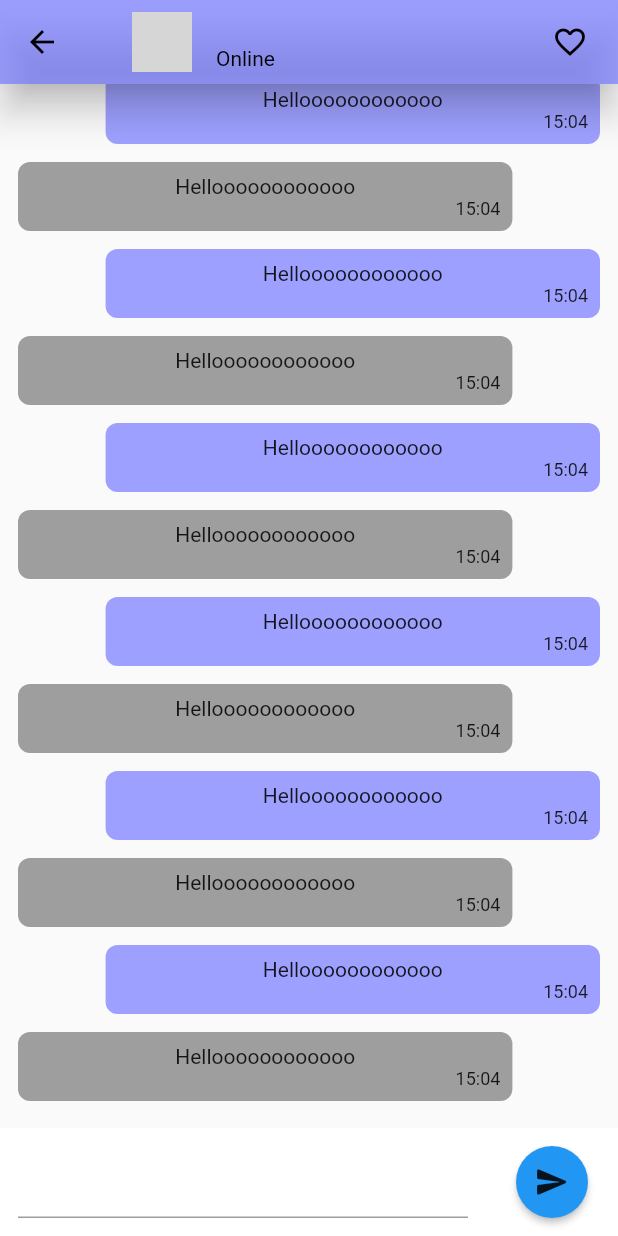
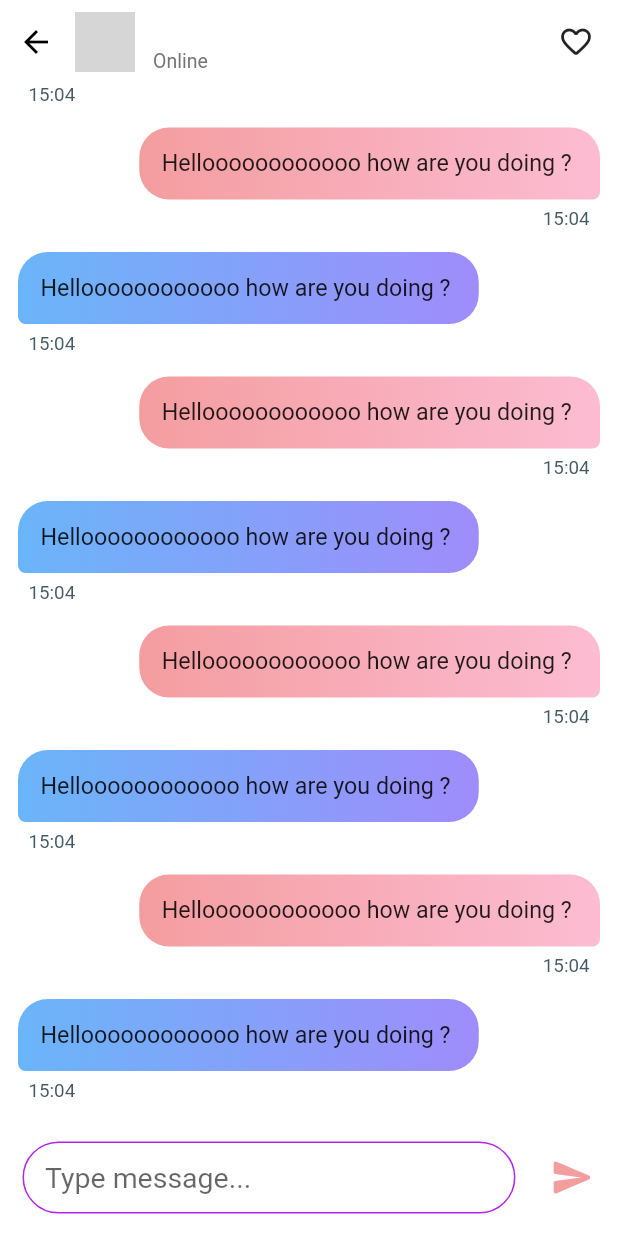
Before and after one commit to pareekshit28/NoFaces, a Flutter app: the ChatScreen screen opened directly with empty values, on a phone screen of 412 x 824 dp. Run offline on Flutter 3.47's test engine with Material 2 defaults, Android fonts, the phone set to English and light mode, and no system bars; our stand-ins replace flutter_svg; network calls fail; grey boxes are pictures that could not be loaded.

Commit message:
ChatScreen done

```diff
--- a/lib/main.dart
+++ b/lib/main.dart
@@ -2,6 +2,7 @@ import 'package:flutter/material.dart';
 import 'package:no_faces/pages/HomeScreen.dart';
 import 'package:no_faces/pages/LoginScreen.dart';
 import 'package:no_faces/pages/OnBoarding.dart';
+import 'package:no_faces/pages/InterestsScreen.dart';
 
 void main() {
   runApp(MyApp());
@@ -14,7 +15,7 @@ class MyApp extends StatelessWidget {
       debugShowCheckedModeBanner: false,
       title: 'No Faces',
       theme: ThemeData(primarySwatch: Colors.grey),
-      home: OnBoarding(),
+      home: HomeScreen(),
     );
   }
 }
--- a/lib/pages/ChatScreen.dart
+++ b/lib/pages/ChatScreen.dart
@@ -14,40 +14,97 @@ class _ChatScreenState extends State<ChatScreen> {
   Widget build(BuildContext context) {
     return Scaffold(
       appBar: AppBar(
-        backgroundColor: Color.fromRGBO(117, 121, 255, 0.7),
-        elevation: 10,
-        title: ListTile(
-          leading: InkWell(
-            onTap: () => Navigator.of(context),
-            child: CircleAvatar(
+        backgroundColor: Colors.white,
+        elevation: 0,
+        automaticallyImplyLeading: false,
+        flexibleSpace: SafeArea(
+          child: Container(
+            padding: EdgeInsets.only(right: 16),
+            child: Row(
+              children: <Widget>[
+                IconButton(
+                  onPressed: () {
+                    Navigator.pop(context);
+                  },
+                  icon: Icon(
+                    Icons.arrow_back,
+                    color: Colors.black,
+                  ),
+                ),
+                SizedBox(
+                  width: 2,
+                ),
+                CircleAvatar(
                   backgroundColor: Colors.transparent,
                   backgroundImage: NetworkImage(widget.dp),
                 ),
+                SizedBox(
+                  width: 12,
                 ),
-          title: Text(widget.name),
-          subtitle: Text(
+                Expanded(
+                  child: Column(
+                    crossAxisAlignment: CrossAxisAlignment.start,
+                    mainAxisAlignment: MainAxisAlignment.center,
+                    children: <Widget>[
+                      Text(
+                        widget.name,
+                        style: TextStyle(
+                            fontSize: 16, fontWeight: FontWeight.w600),
+                      ),
+                      SizedBox(
+                        height: 6,
+                      ),
+                      Text(
                         "Online",
-            style: TextStyle(color: Colors.black),
+                        style: TextStyle(
+                            color: Colors.grey.shade600, fontSize: 13),
+                      ),
+                    ],
                   ),
                 ),
-        actions: [
-          Padding(
-            padding: const EdgeInsets.symmetric(horizontal: 8.0),
-            child: IconButton(
-                icon: Icon(
-                  Icons.favorite_border_outlined,
+                Icon(
+                  Icons.favorite_border_rounded,
+                  color: Colors.black87,
                 ),
-                onPressed: () {}),
-          )
               ],
-        // leadingWidth: 20,
+            ),
+          ),
+        ),
+        // toolbarHeight: 70,
+        // titleSpacing: 0,
+        // title: ListTile(
+        //   leading: InkWell(
+        //     onTap: () => Navigator.pop(context),
+        // child: CircleAvatar(
+        //   backgroundColor: Colors.transparent,
+        //   backgroundImage: NetworkImage(widget.dp),
+        // ),
+        //   ),
+        //   title: Text(widget.name),
+        //   subtitle: Text(
+        //     "Online",
+        //     style: TextStyle(color: Colors.black),
+        //   ),
+        // ),
+        // actions: [
+        //   Padding(
+        //     padding: const EdgeInsets.symmetric(horizontal: 8.0),
+        //     child: IconButton(
+        //         icon: Icon(
+        //           Icons.favorite_border_outlined,
+        //         ),
+        //         onPressed: () {}),
+        //   )
+        // ],
+        // leadingWidth: 50,
       ),
       body: Stack(children: [
         ListView.builder(
             reverse: true,
             itemCount: 20,
+            shrinkWrap: true,
             itemBuilder: (context, index) => Container(
-                  margin: EdgeInsets.only(top: 12, right: 12, left: 12),
+                  margin: EdgeInsets.only(top: 15, right: 12, left: 12),
                   child: Align(
                     alignment:
                         index % 2 == 0 ? Alignment.topLeft : Alignment.topRight,
@@ -61,25 +118,50 @@ class _ChatScreenState extends State<ChatScreen> {
                             maxWidth: MediaQuery.of(context).size.width * 0.8,
                           ),
                           decoration: BoxDecoration(
-                              color: index % 2 == 0
-                                  ? Colors.grey
-                                  : Color.fromRGBO(117, 121, 255, 0.7),
-                              borderRadius: BorderRadius.circular(8)),
+                              gradient: LinearGradient(
+                                colors: index % 2 == 0
+                                    ? [
+                                        Color.fromRGBO(106, 181, 249, 1),
+                                        Color.fromRGBO(159, 140, 251, 1)
+                                      ]
+                                    : [
+                                        Color.fromRGBO(244, 157, 159, 1),
+                                        Color.fromRGBO(252, 188, 210, 1)
+                                      ],
+                              ),
+                              borderRadius: index % 2 == 0
+                                  ? BorderRadius.only(
+                                      topLeft: Radius.circular(20),
+                                      bottomLeft: Radius.circular(5),
+                                      topRight: Radius.circular(20),
+                                      bottomRight: Radius.circular(20))
+                                  : BorderRadius.only(
+                                      topLeft: Radius.circular(20),
+                                      bottomLeft: Radius.circular(20),
+                                      bottomRight: Radius.circular(5),
+                                      topRight: Radius.circular(20))),
                           child: Padding(
-                            padding: const EdgeInsets.all(8.0),
+                            padding: const EdgeInsets.all(15.0),
                             child: Column(
                               children: [
-                                Text("Helloooooooooooo"),
-                                Align(
-                                    alignment: Alignment.bottomRight,
-                                    child: Text(
-                                      "15:04",
-                                      style: TextStyle(fontSize: 12),
-                                    )),
+                                Text(
+                                  "Helloooooooooooo how are you doing ? ",
+                                  style: TextStyle(fontSize: 15.5),
+                                ),
                               ],
                             ),
                           ),
                         ),
+                        Container(
+                            margin: EdgeInsets.only(top: 5, right: 7, left: 7),
+                            alignment: index % 2 == 0
+                                ? Alignment.bottomLeft
+                                : Alignment.bottomRight,
+                            child: Text(
+                              "15:04",
+                              style: TextStyle(
+                                  fontSize: 12.5, color: Colors.blueGrey[700]),
+                            )),
                         index == 0
                             ? SizedBox(
                                 height: 90,
@@ -90,35 +172,68 @@ class _ChatScreenState extends State<ChatScreen> {
                   ),
                 )),
         Align(
-          alignment: Alignment.bottomLeft,
+          alignment: Alignment.bottomCenter,
           child: Container(
             constraints: BoxConstraints(maxHeight: 150, minHeight: 50),
             margin: EdgeInsets.only(top: 8),
             color: Colors.white,
             child: Row(
               children: [
-                Expanded(
+                Flexible(
                   child: Padding(
-                  padding: const EdgeInsets.all(12.0),
+                    padding: const EdgeInsets.fromLTRB(15.0, 15, 5, 15),
                     child: TextField(
                       maxLines: null,
+                      scrollPadding: EdgeInsets.all(5),
                       keyboardType: TextInputType.multiline,
+                      style: TextStyle(color: Colors.grey[800], fontSize: 19),
+                      decoration: InputDecoration(
+                        hintText: 'Type message...',
+                        fillColor: Colors.white,
+                        filled: true,
+                        contentPadding: EdgeInsets.fromLTRB(15, 0, 12, 10),
+                        focusedBorder: OutlineInputBorder(
+                          borderSide: BorderSide(
+                              color: Color.fromRGBO(252, 188, 210, 1),
+                              width: 1.25),
+                          borderRadius: BorderRadius.circular(32),
                         ),
+                        enabledBorder: OutlineInputBorder(
+                            borderSide: BorderSide(
+                              color: Color.fromRGBO(178, 36, 239, 1),
+                            ),
+                            borderRadius: BorderRadius.circular(32)),
+                      ),
+                    ),
+                  ),
+                  flex: 11,
+                ),
+                Flexible(
+                  flex: 2,
+                  child: Padding(
+                      padding: const EdgeInsets.fromLTRB(0, 12, 0, 12),
+                      child: MaterialButton(
+                        onPressed: () {},
+                        child: Container(
+                          margin: const EdgeInsets.fromLTRB(2, 0, 0, 0),
+                          child: Icon(
+                            Icons.send_rounded,
+                            color: Color.fromRGBO(244, 157, 159, 1),
+                            size: 30,
+                          ),
+                        ),
+                        height: 45,
+                        shape: CircleBorder(),
+                        color: Colors.white,
+                        elevation: 0,
                       )),
-                MaterialButton(
-                  onPressed: () {},
-                  child: Padding(
-                    padding: const EdgeInsets.all(12.0),
-                    child: Icon(Icons.send_rounded),
                 ),
-                  shape: CircleBorder(),
-                  color: Colors.blue,
-                )
               ],
             ),
           ),
         ),
       ]),
+      backgroundColor: Colors.white,
     );
   }
 }
--- a/lib/pages/HomeScreen.dart
+++ b/lib/pages/HomeScreen.dart
@@ -75,6 +75,7 @@ class _HomeScreenState extends State<HomeScreen> {
         onTap: _onItemTapped,
       ),
       body: widget._children[_selectedIndex],
+      backgroundColor: Colors.white,
     );
   }
 }
```
Lines whose indentation alone changed are shown as unchanged.
